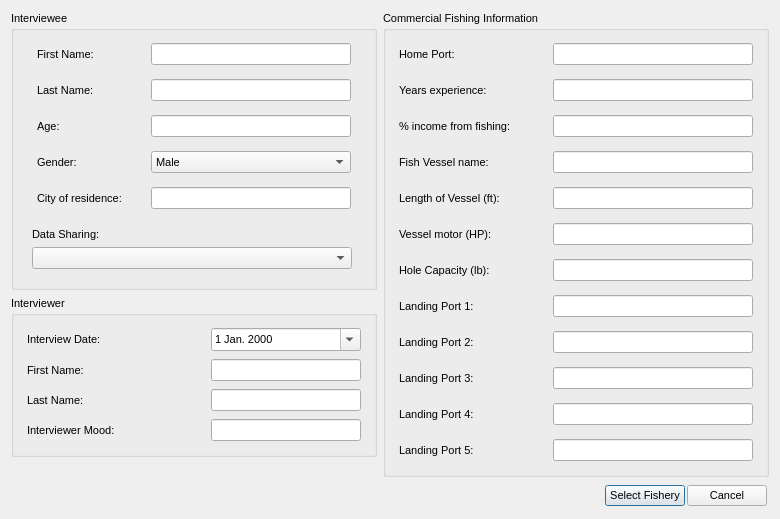
Qt form oom_bc_comm/Interview/interviewstart.ui (Ecotrust/openoceanmap-desktop) before a commit.
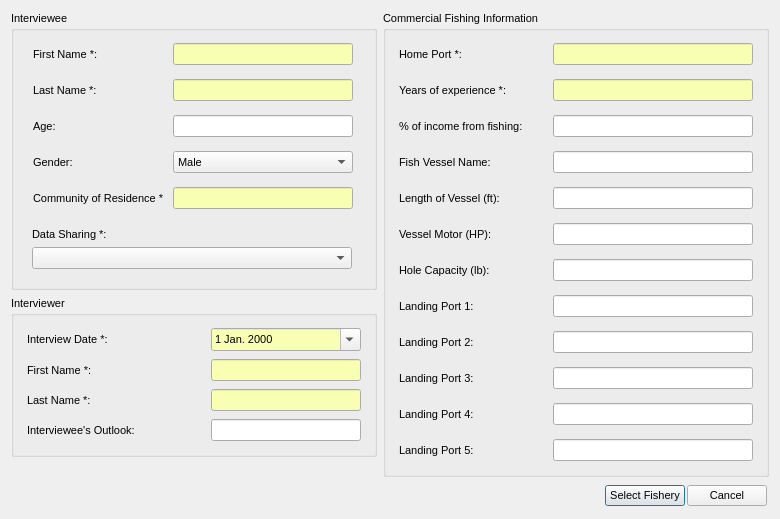
The same form after that commit.

Commit message: Updated based on changes requested by users (minor gui changes, made some fields required, etc)

Diff of the .ui file:
```diff
--- a/oom_bc_comm/Interview/interviewstart.ui
+++ b/oom_bc_comm/Interview/interviewstart.ui
@@ -54,13 +54,13 @@
                 <widget class="QLabel" name="interviewee_first_name_text" >
                  <property name="minimumSize" >
                   <size>
-                   <width>100</width>
+                   <width>130</width>
                    <height>0</height>
                   </size>
                  </property>
                  <property name="maximumSize" >
                   <size>
-                   <width>100</width>
+                   <width>130</width>
                    <height>16777215</height>
                   </size>
                  </property>
@@ -70,7 +70,7 @@
                   </font>
                  </property>
                  <property name="text" >
-                  <string>First Name:</string>
+                  <string>First Name *:</string>
                  </property>
                 </widget>
                </item>
@@ -81,16 +81,53 @@
                  </property>
                  <property name="minimumSize" >
                   <size>
-                   <width>200</width>
+                   <width>180</width>
                    <height>0</height>
                   </size>
                  </property>
                  <property name="maximumSize" >
                   <size>
-                   <width>200</width>
+                   <width>180</width>
                    <height>16777215</height>
                   </size>
                  </property>
+                 <property name="palette" >
+                  <palette>
+                   <active>
+                    <colorrole role="Base" >
+                     <brush brushstyle="SolidPattern" >
+                      <color alpha="255" >
+                       <red>249</red>
+                       <green>255</green>
+                       <blue>178</blue>
+                      </color>
+                     </brush>
+                    </colorrole>
+                   </active>
+                   <inactive>
+                    <colorrole role="Base" >
+                     <brush brushstyle="SolidPattern" >
+                      <color alpha="255" >
+                       <red>249</red>
+                       <green>255</green>
+                       <blue>178</blue>
+                      </color>
+                     </brush>
+                    </colorrole>
+                   </inactive>
+                   <disabled>
+                    <colorrole role="Base" >
+                     <brush brushstyle="SolidPattern" >
+                      <color alpha="255" >
+                       <red>212</red>
+                       <green>208</green>
+                       <blue>200</blue>
+                      </color>
+                     </brush>
+                    </colorrole>
+                   </disabled>
+                  </palette>
+                 </property>
                  <property name="font" >
                   <font>
                    <pointsize>8</pointsize>
@@ -122,13 +159,13 @@
                 <widget class="QLabel" name="interviewee_last_name_text" >
                  <property name="minimumSize" >
                   <size>
-                   <width>100</width>
+                   <width>130</width>
                    <height>0</height>
                   </size>
                  </property>
                  <property name="maximumSize" >
                   <size>
-                   <width>100</width>
+                   <width>130</width>
                    <height>16777215</height>
                   </size>
                  </property>
@@ -138,7 +175,7 @@
                   </font>
                  </property>
                  <property name="text" >
-                  <string>Last Name:</string>
+                  <string>Last Name *:</string>
                  </property>
                 </widget>
                </item>
@@ -149,16 +186,53 @@
                  </property>
                  <property name="minimumSize" >
                   <size>
-                   <width>200</width>
+                   <width>180</width>
                    <height>0</height>
                   </size>
                  </property>
                  <property name="maximumSize" >
                   <size>
-                   <width>200</width>
+                   <width>180</width>
                    <height>16777215</height>
                   </size>
                  </property>
+                 <property name="palette" >
+                  <palette>
+                   <active>
+                    <colorrole role="Base" >
+                     <brush brushstyle="SolidPattern" >
+                      <color alpha="255" >
+                       <red>249</red>
+                       <green>255</green>
+                       <blue>178</blue>
+                      </color>
+                     </brush>
+                    </colorrole>
+                   </active>
+                   <inactive>
+                    <colorrole role="Base" >
+                     <brush brushstyle="SolidPattern" >
+                      <color alpha="255" >
+                       <red>249</red>
+                       <green>255</green>
+                       <blue>178</blue>
+                      </color>
+                     </brush>
+                    </colorrole>
+                   </inactive>
+                   <disabled>
+                    <colorrole role="Base" >
+                     <brush brushstyle="SolidPattern" >
+                      <color alpha="255" >
+                       <red>212</red>
+                       <green>208</green>
+                       <blue>200</blue>
+                      </color>
+                     </brush>
+                    </colorrole>
+                   </disabled>
+                  </palette>
+                 </property>
                  <property name="font" >
                   <font>
                    <pointsize>8</pointsize>
@@ -190,13 +264,13 @@
                 <widget class="QLabel" name="age_text" >
                  <property name="minimumSize" >
                   <size>
-                   <width>100</width>
+                   <width>130</width>
                    <height>0</height>
                   </size>
                  </property>
                  <property name="maximumSize" >
                   <size>
-                   <width>100</width>
+                   <width>130</width>
                    <height>16777215</height>
                   </size>
                  </property>
@@ -217,13 +291,13 @@
                  </property>
                  <property name="minimumSize" >
                   <size>
-                   <width>200</width>
+                   <width>180</width>
                    <height>0</height>
                   </size>
                  </property>
                  <property name="maximumSize" >
                   <size>
-                   <width>200</width>
+                   <width>180</width>
                    <height>16777215</height>
                   </size>
                  </property>
@@ -258,13 +332,13 @@
                 <widget class="QLabel" name="gender_text" >
                  <property name="minimumSize" >
                   <size>
-                   <width>100</width>
+                   <width>130</width>
                    <height>0</height>
                   </size>
                  </property>
                  <property name="maximumSize" >
                   <size>
-                   <width>100</width>
+                   <width>130</width>
                    <height>16777215</height>
                   </size>
                  </property>
@@ -280,9 +354,15 @@
                </item>
                <item>
                 <widget class="QComboBox" name="gender_comboBox" >
+                 <property name="minimumSize" >
+                  <size>
+                   <width>180</width>
+                   <height>0</height>
+                  </size>
+                 </property>
                  <property name="maximumSize" >
                   <size>
-                   <width>200</width>
+                   <width>180</width>
                    <height>16777215</height>
                   </size>
                  </property>
@@ -332,13 +412,13 @@
                 <widget class="QLabel" name="city_text" >
                  <property name="minimumSize" >
                   <size>
-                   <width>100</width>
+                   <width>130</width>
                    <height>0</height>
                   </size>
                  </property>
                  <property name="maximumSize" >
                   <size>
-                   <width>100</width>
+                   <width>130</width>
                    <height>16777215</height>
                   </size>
                  </property>
@@ -348,7 +428,7 @@
                   </font>
                  </property>
                  <property name="text" >
-                  <string>City of residence:</string>
+                  <string>Community of Residence *:</string>
                  </property>
                 </widget>
                </item>
@@ -359,16 +439,53 @@
                  </property>
                  <property name="minimumSize" >
                   <size>
-                   <width>200</width>
+                   <width>180</width>
                    <height>0</height>
                   </size>
                  </property>
                  <property name="maximumSize" >
                   <size>
-                   <width>200</width>
+                   <width>180</width>
                    <height>16777215</height>
                   </size>
                  </property>
+                 <property name="palette" >
+                  <palette>
+                   <active>
+                    <colorrole role="Base" >
+                     <brush brushstyle="SolidPattern" >
+                      <color alpha="255" >
+                       <red>249</red>
+                       <green>255</green>
+                       <blue>178</blue>
+                      </color>
+                     </brush>
+                    </colorrole>
+                   </active>
+                   <inactive>
+                    <colorrole role="Base" >
+                     <brush brushstyle="SolidPattern" >
+                      <color alpha="255" >
+                       <red>249</red>
+                       <green>255</green>
+                       <blue>178</blue>
+                      </color>
+                     </brush>
+                    </colorrole>
+                   </inactive>
+                   <disabled>
+                    <colorrole role="Base" >
+                     <brush brushstyle="SolidPattern" >
+                      <color alpha="255" >
+                       <red>212</red>
+                       <green>208</green>
+                       <blue>200</blue>
+                      </color>
+                     </brush>
+                    </colorrole>
+                   </disabled>
+                  </palette>
+                 </property>
                  <property name="font" >
                   <font>
                    <pointsize>8</pointsize>
@@ -410,7 +527,7 @@
                   </font>
                  </property>
                  <property name="text" >
-                  <string>Data Sharing:</string>
+                  <string>Data Sharing *:</string>
                  </property>
                 </widget>
                </item>
@@ -508,12 +625,52 @@
                   </font>
                  </property>
                  <property name="text" >
-                  <string>Interview Date:</string>
+                  <string>Interview Date *:</string>
                  </property>
                 </widget>
                </item>
                <item>
                 <widget class="QDateEdit" name="InterviewDate" >
+                 <property name="palette" >
+                  <palette>
+                   <active>
+                    <colorrole role="Base" >
+                     <brush brushstyle="SolidPattern" >
+                      <color alpha="255" >
+                       <red>249</red>
+                       <green>255</green>
+                       <blue>178</blue>
+                      </color>
+                     </brush>
+                    </colorrole>
+                   </active>
+                   <inactive>
+                    <colorrole role="Base" >
+                     <brush brushstyle="SolidPattern" >
+                      <color alpha="255" >
+                       <red>249</red>
+                       <green>255</green>
+                       <blue>178</blue>
+                      </color>
+                     </brush>
+                    </colorrole>
+                   </inactive>
+                   <disabled>
+                    <colorrole role="Base" >
+                     <brush brushstyle="SolidPattern" >
+                      <color alpha="255" >
+                       <red>212</red>
+                       <green>208</green>
+                       <blue>200</blue>
+                      </color>
+                     </brush>
+                    </colorrole>
+                   </disabled>
+                  </palette>
+                 </property>
+                 <property name="toolTip" >
+                  <string>Required Field</string>
+                 </property>
                  <property name="locale" >
                   <locale country="Canada" language="English" />
                  </property>
@@ -579,7 +736,7 @@
                   </font>
                  </property>
                  <property name="text" >
-                  <string>First Name:</string>
+                  <string>First Name *:</string>
                  </property>
                 </widget>
                </item>
@@ -600,6 +757,43 @@
                    <height>16777215</height>
                   </size>
                  </property>
+                 <property name="palette" >
+                  <palette>
+                   <active>
+                    <colorrole role="Base" >
+                     <brush brushstyle="SolidPattern" >
+                      <color alpha="255" >
+                       <red>249</red>
+                       <green>255</green>
+                       <blue>178</blue>
+                      </color>
+                     </brush>
+                    </colorrole>
+                   </active>
+                   <inactive>
+                    <colorrole role="Base" >
+                     <brush brushstyle="SolidPattern" >
+                      <color alpha="255" >
+                       <red>249</red>
+                       <green>255</green>
+                       <blue>178</blue>
+                      </color>
+                     </brush>
+                    </colorrole>
+                   </inactive>
+                   <disabled>
+                    <colorrole role="Base" >
+                     <brush brushstyle="SolidPattern" >
+                      <color alpha="255" >
+                       <red>212</red>
+                       <green>208</green>
+                       <blue>200</blue>
+                      </color>
+                     </brush>
+                    </colorrole>
+                   </disabled>
+                  </palette>
+                 </property>
                  <property name="font" >
                   <font>
                    <pointsize>8</pointsize>
@@ -647,7 +841,7 @@
                   </font>
                  </property>
                  <property name="text" >
-                  <string>Last Name:</string>
+                  <string>Last Name *:</string>
                  </property>
                 </widget>
                </item>
@@ -668,6 +862,43 @@
                    <height>16777215</height>
                   </size>
                  </property>
+                 <property name="palette" >
+                  <palette>
+                   <active>
+                    <colorrole role="Base" >
+                     <brush brushstyle="SolidPattern" >
+                      <color alpha="255" >
+                       <red>249</red>
+                       <green>255</green>
+                       <blue>178</blue>
+                      </color>
+                     </brush>
+                    </colorrole>
+                   </active>
+                   <inactive>
+                    <colorrole role="Base" >
+                     <brush brushstyle="SolidPattern" >
+                      <color alpha="255" >
+                       <red>249</red>
+                       <green>255</green>
+                       <blue>178</blue>
+                      </color>
+                     </brush>
+                    </colorrole>
+                   </inactive>
+                   <disabled>
+                    <colorrole role="Base" >
+                     <brush brushstyle="SolidPattern" >
+                      <color alpha="255" >
+                       <red>212</red>
+                       <green>208</green>
+                       <blue>200</blue>
+                      </color>
+                     </brush>
+                    </colorrole>
+                   </disabled>
+                  </palette>
+                 </property>
                  <property name="font" >
                   <font>
                    <pointsize>8</pointsize>
@@ -715,7 +946,7 @@
                   </font>
                  </property>
                  <property name="text" >
-                  <string>Interviewer Mood:</string>
+                  <string>Interviewee's Outlook:</string>
                  </property>
                 </widget>
                </item>
@@ -819,7 +1050,7 @@
               </font>
              </property>
              <property name="text" >
-              <string>Home Port:</string>
+              <string>Home Port *:</string>
              </property>
             </widget>
            </item>
@@ -840,6 +1071,43 @@
                <height>16777215</height>
               </size>
              </property>
+             <property name="palette" >
+              <palette>
+               <active>
+                <colorrole role="Base" >
+                 <brush brushstyle="SolidPattern" >
+                  <color alpha="255" >
+                   <red>249</red>
+                   <green>255</green>
+                   <blue>178</blue>
+                  </color>
+                 </brush>
+                </colorrole>
+               </active>
+               <inactive>
+                <colorrole role="Base" >
+                 <brush brushstyle="SolidPattern" >
+                  <color alpha="255" >
+                   <red>249</red>
+                   <green>255</green>
+                   <blue>178</blue>
+                  </color>
+                 </brush>
+                </colorrole>
+               </inactive>
+               <disabled>
+                <colorrole role="Base" >
+                 <brush brushstyle="SolidPattern" >
+                  <color alpha="255" >
+                   <red>212</red>
+                   <green>208</green>
+                   <blue>200</blue>
+                  </color>
+                 </brush>
+                </colorrole>
+               </disabled>
+              </palette>
+             </property>
              <property name="font" >
               <font>
                <pointsize>8</pointsize>
@@ -887,7 +1155,7 @@
               </font>
              </property>
              <property name="text" >
-              <string>Years experience:</string>
+              <string>Years of experience *:</string>
              </property>
             </widget>
            </item>
@@ -908,6 +1176,43 @@
                <height>16777215</height>
               </size>
              </property>
+             <property name="palette" >
+              <palette>
+               <active>
+                <colorrole role="Base" >
+                 <brush brushstyle="SolidPattern" >
+                  <color alpha="255" >
+                   <red>249</red>
+                   <green>255</green>
+                   <blue>178</blue>
+                  </color>
+                 </brush>
+                </colorrole>
+               </active>
+               <inactive>
+                <colorrole role="Base" >
+                 <brush brushstyle="SolidPattern" >
+                  <color alpha="255" >
+                   <red>249</red>
+                   <green>255</green>
+                   <blue>178</blue>
+                  </color>
+                 </brush>
+                </colorrole>
+               </inactive>
+               <disabled>
+                <colorrole role="Base" >
+                 <brush brushstyle="SolidPattern" >
+                  <color alpha="255" >
+                   <red>212</red>
+                   <green>208</green>
+                   <blue>200</blue>
+                  </color>
+                 </brush>
+                </colorrole>
+               </disabled>
+              </palette>
+             </property>
              <property name="font" >
               <font>
                <pointsize>8</pointsize>
@@ -955,7 +1260,7 @@
               </font>
              </property>
              <property name="text" >
-              <string>% income from fishing:</string>
+              <string>% of income from fishing:</string>
              </property>
             </widget>
            </item>
@@ -1023,7 +1328,7 @@
               </font>
              </property>
              <property name="text" >
-              <string>Fish Vessel name:</string>
+              <string>Fish Vessel Name:</string>
              </property>
             </widget>
            </item>
@@ -1159,7 +1464,7 @@
               </font>
              </property>
              <property name="text" >
-              <string>Vessel motor (HP):</string>
+              <string>Vessel Motor (HP):</string>
              </property>
             </widget>
            </item>
```
Left out of the diff: 88 changed lines with no effect on the pictures. The commit also changes 5 other files.
